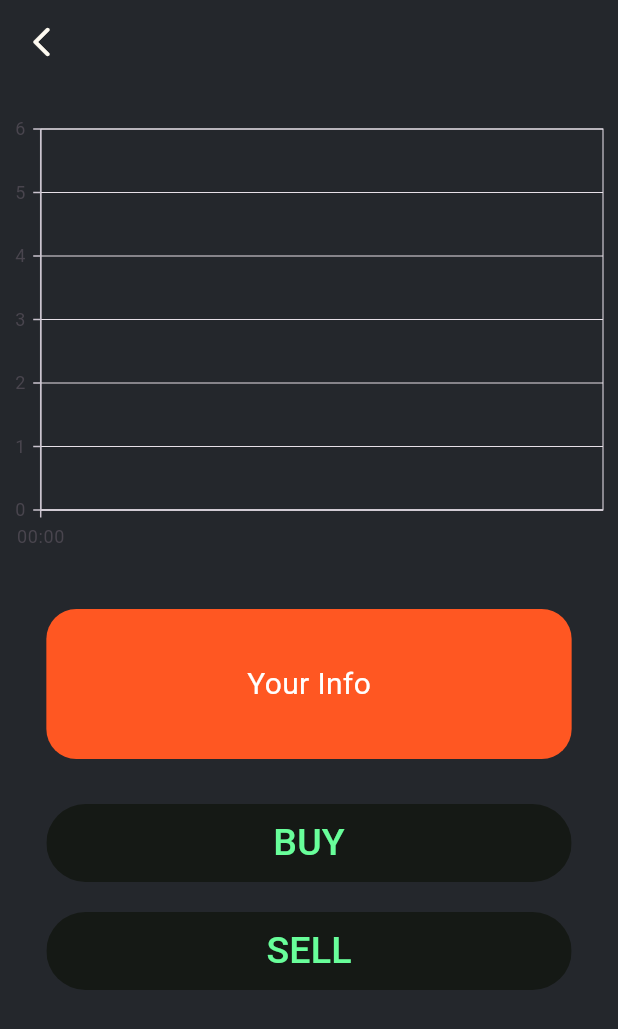
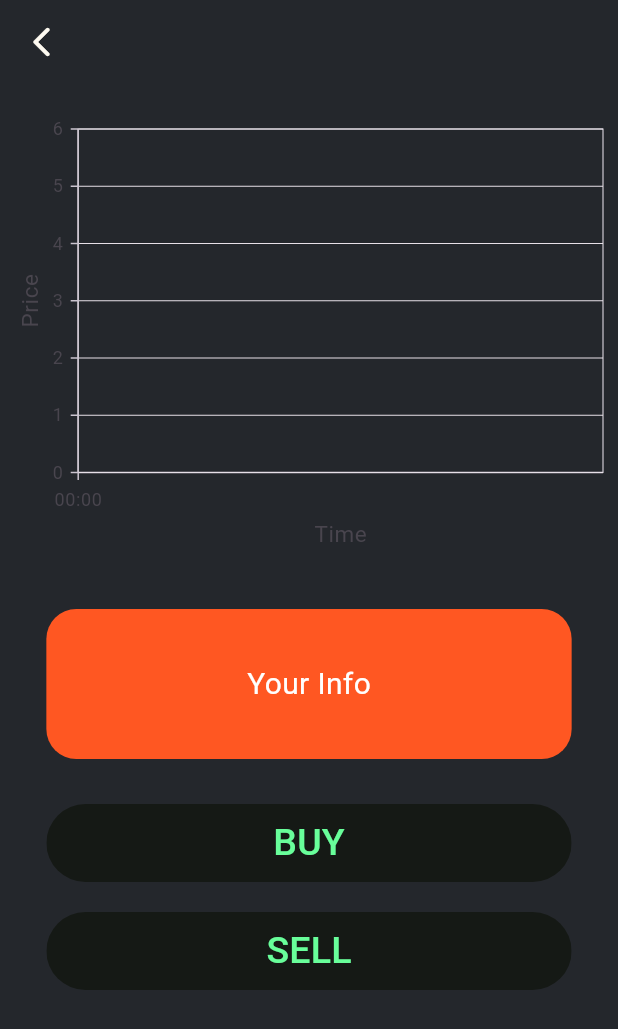
Before and after one commit to abhidhadke/fintech, a Flutter app: the StocksScreen screen opened directly with empty values, on a phone screen of 412 x 824 dp. Shown: the top 1029 px of the screen. Run offline on Flutter 3.47's test engine with Material 2 defaults, Android fonts, the phone set to English and light mode, and no system bars; our stand-ins replace cloud_firestore, firebase_auth, firebase_core, firebase_messaging, flutter_local_notifications, google_fonts and 3 more; missing offline and left inert: dart:ffi; accounts and stored records are empty.

```diff
--- a/lib/screens/Stocks/stock_screeen.dart
+++ b/lib/screens/Stocks/stock_screeen.dart
@@ -44,14 +44,15 @@ class _StocksScreenState extends State<StocksScreen>
   }
 
   Future<void> getDataFromFireStore() async {
-
     debugPrint(widget.stockName);
     await FirebaseFirestore.instance
         .collection("history")
         .doc(widget.stockName)
-        .get().then((value) => storeData(value));
+        .get()
+        .then((value) => storeData(value));
   }
-  storeData(DocumentSnapshot<Map<String, dynamic>> value ){
+
+  storeData(DocumentSnapshot<Map<String, dynamic>> value) {
     List<ChartData> list = [];
     debugPrint('${value.exists}');
     var docData = value.data();
@@ -68,12 +69,11 @@ class _StocksScreenState extends State<StocksScreen>
     });
   }
 
-
   int cnt = 0;
 
   @override
   Widget build(BuildContext context) {
-    debugPrint('inside stock: ${widget.stockName}');
+    debugPrint('inside stock:${widget.stockName}');
     return LayoutBuilder(
       builder: (context, constraints) {
         return Scaffold(
@@ -85,8 +85,12 @@ class _StocksScreenState extends State<StocksScreen>
                 height: 20,
               ),
               SfCartesianChart(
-                  primaryXAxis: DateTimeAxis(),
-                  primaryYAxis: NumericAxis(),
+                  primaryXAxis: DateTimeAxis(
+                      title: AxisTitle(
+                          text: 'Time', alignment: ChartAlignment.near)),
+                  primaryYAxis: NumericAxis(
+                      title: AxisTitle(
+                          text: 'Price', alignment: ChartAlignment.near)),
                   enableAxisAnimation: true,
                   series: <ChartSeries<ChartData, DateTime>>[
                     LineSeries<ChartData, DateTime>(
```
Also changed, not shown: lib/network/model/users.dart (+23 -2 lines).
